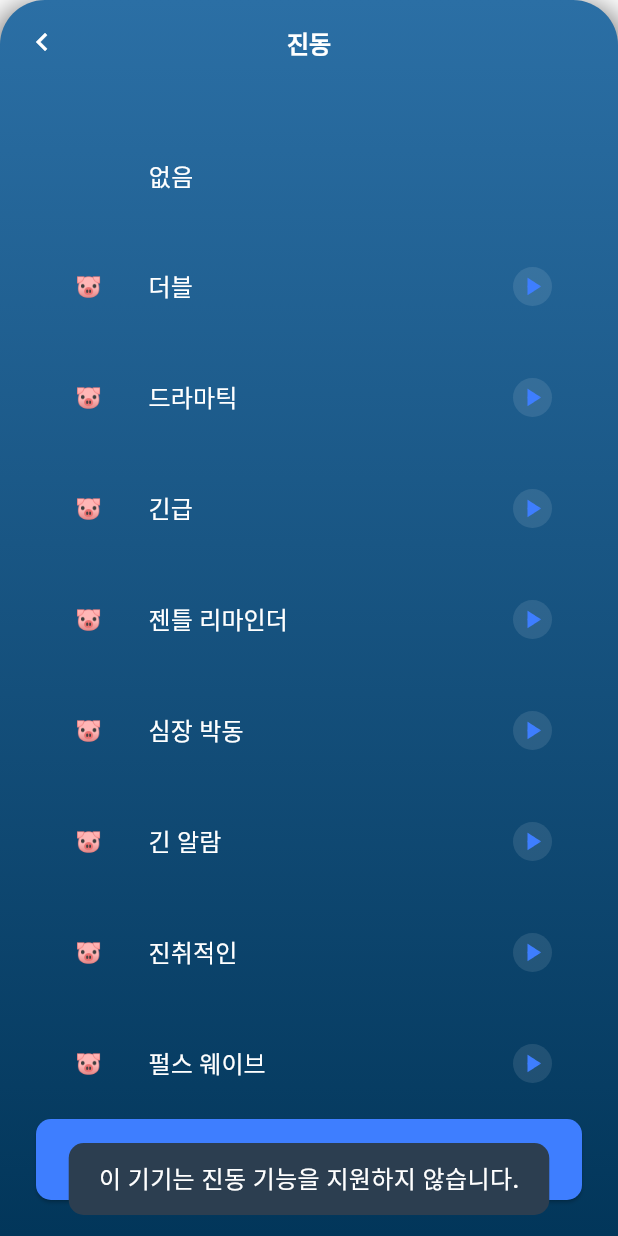
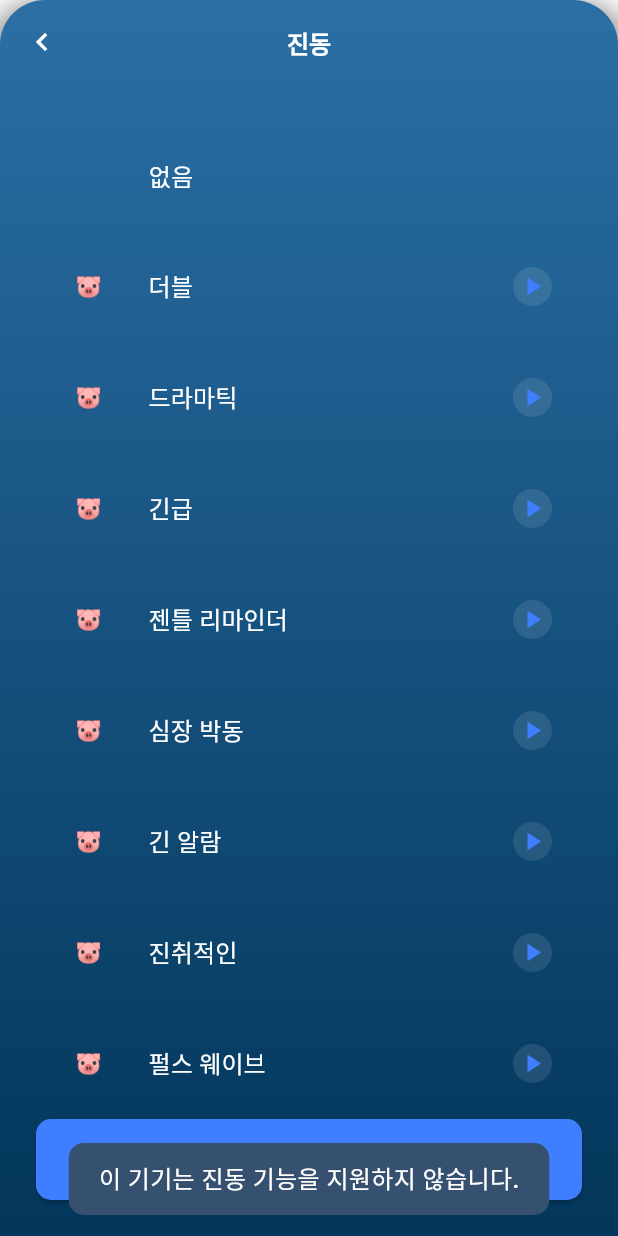
Before and after one commit to elian118/alarmi, a Flutter app: the VibrateSettingsDialog screen opened directly with empty values, after a tap on "더블", on a phone screen of 412 x 824 dp. Run offline on Flutter 3.47's test engine with Material 3 defaults, Android fonts, the phone set to English and light mode, and no system bars; our stand-ins replace animated_text_kit, awesome_notifications, flutter_animate, flutter_riverpod, flutter_svg, fluttertoast and 9 more; missing offline and left inert: dotlottie_loader, shake; accounts and stored records are empty; Roboto replaces fonts that are missing (Pretendard); statements that could not run were skipped; project files that could hold a hidden picture were left out.

Commit message:
공통 > 커스덤 테마(컬러스키마) 적용

```diff
--- /dev/null
+++ b/lib/common/consts/theme.dart
@@ -0,0 +1,22 @@
+import 'package:flutter/material.dart';
+
+ThemeData commonTheme = ThemeData(
+  fontFamily: "Pretendard",
+  colorScheme: ColorScheme.light().copyWith(
+    // UI 배경색
+    primary: const Color(0xFF3E7EFF),
+    primaryContainer: const Color(0xFF1F5CD5),
+    secondary: const Color(0xFF4692C4),
+    secondaryContainer: const Color(0xFF36506F),
+    tertiary: const Color(0xFF8EB4FF),
+    inverseSurface: const Color(0xFF717171),
+    error: const Color(0xFFFF5F5F),
+    // 폰트 색상
+    onPrimary: Colors.white,
+    onPrimaryContainer: Colors.white,
+    onSecondary: Colors.white,
+    onSecondaryContainer: Colors.white,
+    onTertiary: const Color(0xFFEBEFFF),
+    onInverseSurface: const Color(0xFFACACAC),
+  ),
+);
--- a/lib/common/widgets/cst_image_switch.dart
+++ b/lib/common/widgets/cst_image_switch.dart
@@ -73,8 +73,10 @@ class _CstImageSwitchState extends State<CstImageSwitch> {
             borderRadius: BorderRadius.circular(30.0),
             color:
                 widget.value
-                    ? widget.activeColor ?? Color(0xFF5E8DE8)
-                    : widget.inactiveColor ?? Color(0xFF333333),
+                    ? widget.activeColor ??
+                        Theme.of(context).colorScheme.primary
+                    : widget.inactiveColor ??
+                        Theme.of(context).colorScheme.inverseSurface,
           ),
           curve: Curves.easeInOut,
           child: AnimatedAlign(
--- a/lib/features/alarm/widgets/alarm_settings.dart
+++ b/lib/features/alarm/widgets/alarm_settings.dart
@@ -304,7 +304,9 @@ class _AlarmSettingsState extends ConsumerState<AlarmSettings> {
                     onChanged: (value) => widget.toggleWakeUpMission(),
                     thumbIconPath: 'assets/images/icons/cat_icon.svg',
                     inactiveColor:
-                        isEvening ? Color(0xFF525672) : Color(0xFF4692C4),
+                        isEvening
+                            ? Theme.of(context).colorScheme.secondaryContainer
+                            : Theme.of(context).colorScheme.secondary,
                   ),
                 ],
               ),
--- a/lib/features/alarm/widgets/create_alarm.dart
+++ b/lib/features/alarm/widgets/create_alarm.dart
@@ -188,7 +188,11 @@ class _CreateAlarmState extends ConsumerState<CreateAlarm> {
       callToast(
         context,
         msg,
-        icon: Icon(Icons.error, color: Colors.redAccent, size: 24),
+        icon: Icon(
+          Icons.error,
+          color: Theme.of(context).colorScheme.error,
+          size: 24,
+        ),
       );
     }
 
--- a/lib/features/onboarding/layers/message_layer.dart
+++ b/lib/features/onboarding/layers/message_layer.dart
@@ -22,7 +22,7 @@ class MessageLayer extends ConsumerWidget {
           icon: Container(
             padding: EdgeInsets.all(4),
             decoration: BoxDecoration(
-              color: Colors.blueAccent,
+              color: Theme.of(context).colorScheme.primaryContainer,
               shape: BoxShape.circle,
             ),
             child: Icon(Icons.check, color: Colors.white, size: 16),
--- a/lib/utils/toast_utils.dart
+++ b/lib/utils/toast_utils.dart
@@ -23,7 +23,7 @@ void callToast(BuildContext context, String msg, {Widget? icon}) =>
           child: Container(
             padding: EdgeInsets.symmetric(horizontal: 20, vertical: 12),
             decoration: BoxDecoration(
-              color: Color(0xFF2C3E50),
+              color: Theme.of(context).colorScheme.secondaryContainer,
               borderRadius: BorderRadius.circular(10),
             ),
             child: Row(
```
Also changed, not shown: lib/features/main/widgets/alarm.dart (+8 -0 lines), lib/main.dart (+2 -7 lines).
